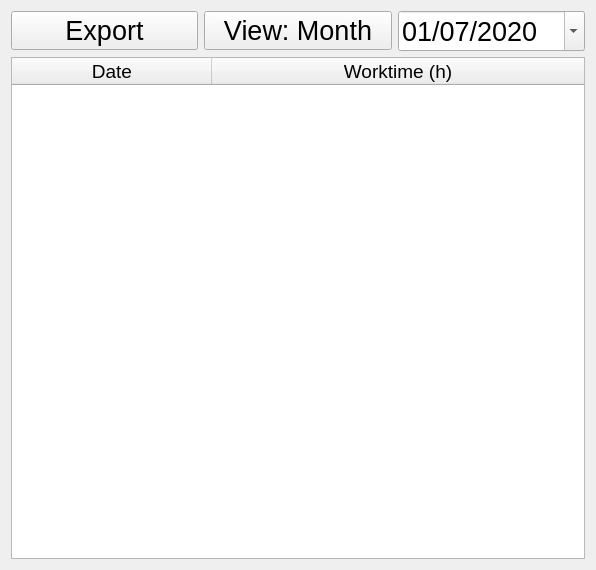
Old version of the form ui/datawidget.ui in the repository AndreWohnsland/TimeTracker.
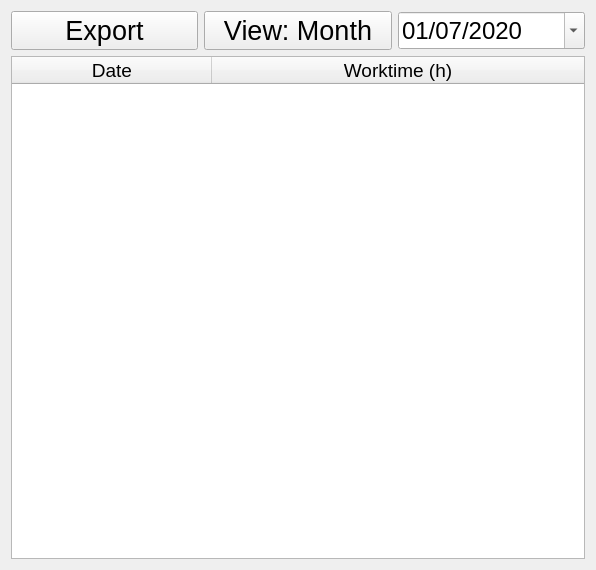
New version of the form.

The edit to the form file:
```diff
--- a/ui/datawidget.ui
+++ b/ui/datawidget.ui
@@ -47,7 +47,7 @@
       <widget class="QDateEdit" name="date_edit">
        <property name="font">
         <font>
-         <pointsize>20</pointsize>
+         <pointsize>18</pointsize>
         </font>
        </property>
        <property name="currentSection">
```
